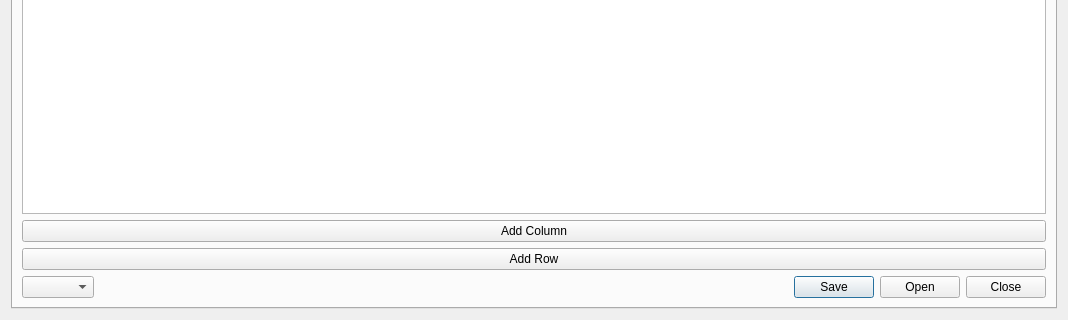
First picture: the form in GUI/tableExport.ui, repository realize-1337/Atomizer-Toolbox, before the edit; both pictures show x 0 to 1068 and y 260 to 580 of the 1068 by 580 pixel window.
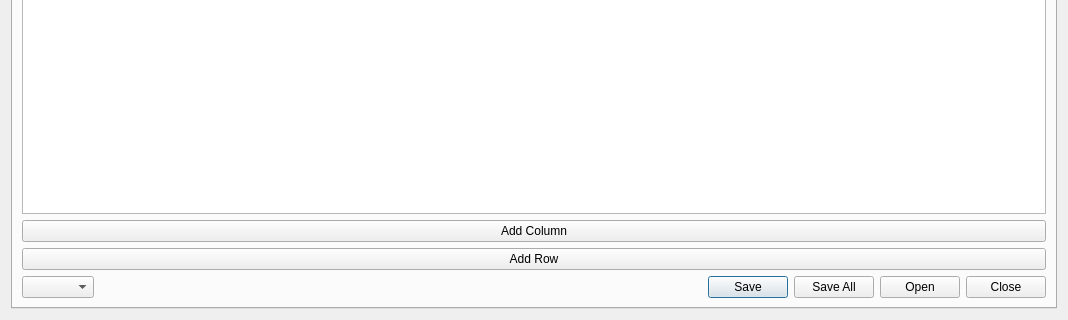
Second picture: the form after the edit.

```diff
--- a/GUI/tableExport.ui
+++ b/GUI/tableExport.ui
@@ -78,7 +78,7 @@
               <string>&lt;html&gt;&lt;head/&gt;&lt;body&gt;&lt;p&gt;Open - Load File from Dropdown&lt;/p&gt;&lt;/body&gt;&lt;/html&gt;</string>
              </property>
              <property name="standardButtons">
-              <set>QDialogButtonBox::Close|QDialogButtonBox::Open|QDialogButtonBox::Save</set>
+              <set>QDialogButtonBox::Close|QDialogButtonBox::Open|QDialogButtonBox::Save|QDialogButtonBox::SaveAll</set>
              </property>
             </widget>
            </item>
```
